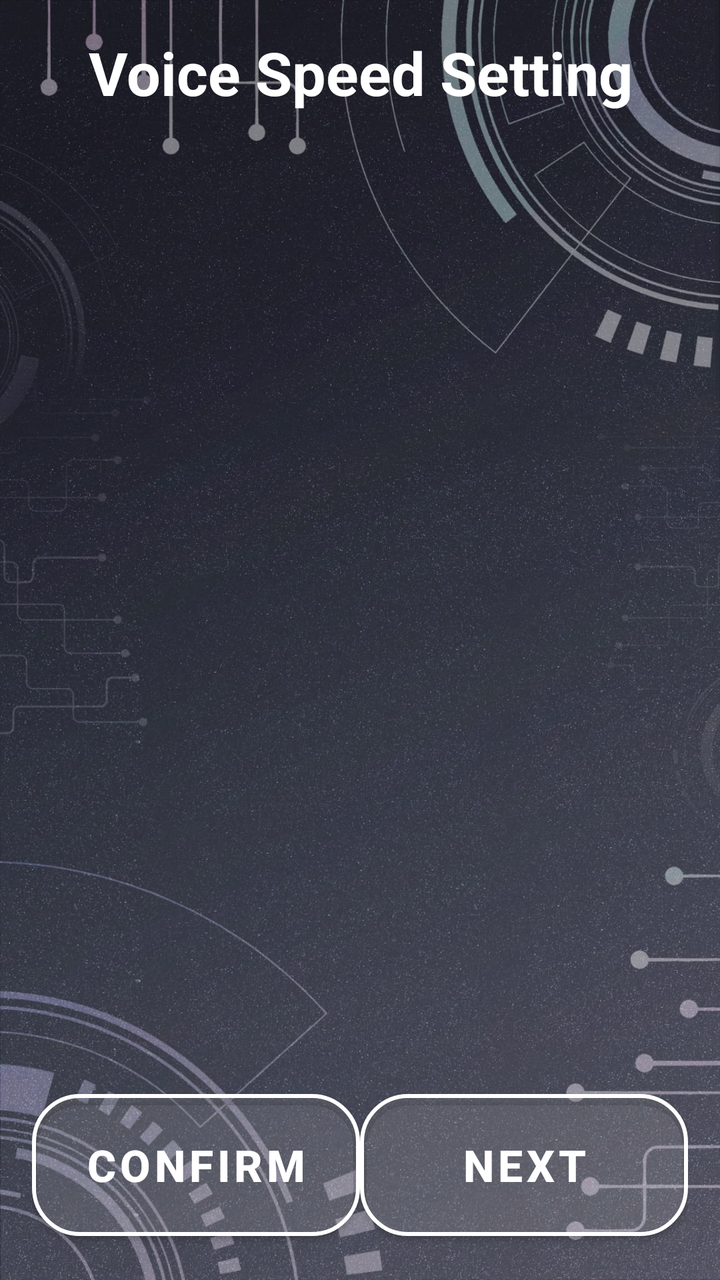
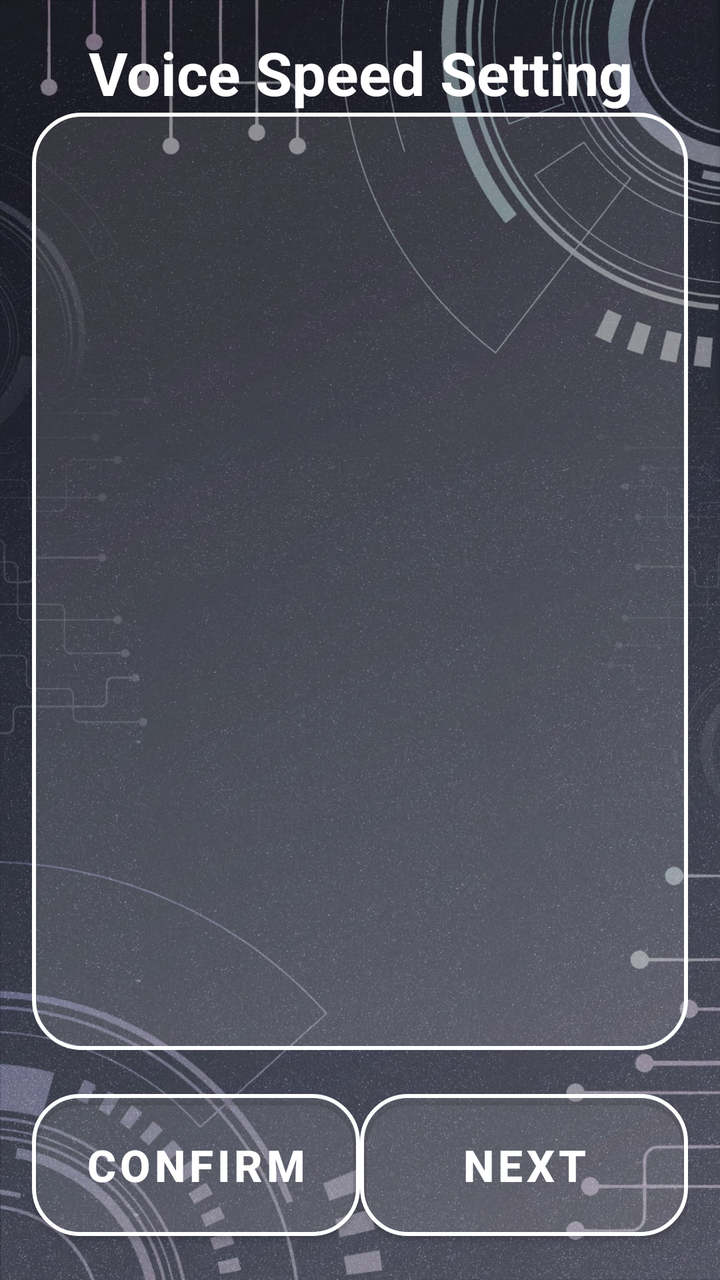

Screens rendered from an Android XML layout before and after an edit, with the pre-edit source and the edit as a unified diff.
<!-- AndroidManifest.xml: application theme Theme.VISTA -->
<!-- res/layout/activity_voice_speed_setting.xml -->
<?xml version="1.0" encoding="utf-8"?>
<LinearLayout
    xmlns:android="http://schemas.android.com/apk/res/android"
    xmlns:app="http://schemas.android.com/apk/res-auto"
    xmlns:tools="http://schemas.android.com/tools"
    android:id="@+id/main"
    android:orientation="vertical"
    android:layout_width="match_parent"
    android:layout_height="match_parent"
    android:padding="16sp"
    android:background="@drawable/background">

    <TextView
        android:layout_width="match_parent"
        android:layout_height="wrap_content"
        android:text="@string/VoiceSettingPage_VoiceSpeedSetting"
        android:textSize="30sp"
        android:textStyle="bold"
        android:gravity="center"
        android:textColor="@color/white"/>

    <ListView
        android:id="@+id/lvLanguageSpeedSetting"
        android:layout_width="match_parent"
        android:layout_height="0dp"
        android:layout_weight="1"/>

    
    <LinearLayout
        android:orientation="horizontal"
        android:layout_width="match_parent"
        android:layout_height="wrap_content"
        android:gravity="bottom"
        android:layout_marginTop="16dp"
        android:weightSum="2">

        
        <com.google.android.material.button.MaterialButton
            android:id="@+id/btnLanguageSpeedConfirm"
            style="@style/SemiTransparentRoundedButton"
            android:layout_width="0dp"
            android:layout_height="83dp"
            android:layout_weight="1"
            android:text="@string/btn_Confirm"
            android:textSize="22sp"
            android:textStyle="bold" />

        
        <com.google.android.material.button.MaterialButton
            android:id="@+id/btnLanguageSpeedNext"
            style="@style/SemiTransparentRoundedButton"
            android:layout_width="0dp"
            android:layout_height="83dp"
            android:layout_weight="1"
            android:text="@string/btn_next"
            android:textSize="22sp"
            android:textStyle="bold" />
    </LinearLayout>
</LinearLayout>
<!-- resources referenced by this layout -->
<resources>
  <color name="white">#FFFFFF</color>
  <!-- drawable background: jpeg bitmap (drawable, 288114 bytes) -->
  <string name="VoiceSettingPage_VoiceSpeedSetting">Voice Speed Setting</string>
  <string name="btn_Confirm">Confirm</string>
  <string name="btn_next">Next</string>
  <style name="SemiTransparentRoundedButton" parent="Widget.MaterialComponents.Button">
          <item name="android:textColor">#FFFFFF</item>
          <item name="background">@drawable/button_selector</item> 
          <item name="cornerRadius">24dp</item>
          <item name="strokeColor">#FFFFFF</item>
          <item name="strokeWidth">2dp</item>
          <item name="backgroundTint">#20FFFFFF</item> 
      </style>
  <style name="Theme.VISTA" parent="Theme.MaterialComponents.Light.NoActionBar">
          
          <item name="colorPrimary">@color/semi_transparent_white</item>
          <item name="colorPrimaryVariant">@color/semi_transparent_white</item>
          <item name="colorOnPrimary">@color/white</item>
          
      </style>
  <!-- drawable button_selector (drawable) -->
  <?xml version="1.0" encoding="utf-8"?>
  <selector xmlns:android="http://schemas.android.com/apk/res/android">
      
      <item android:state_pressed="true">
          <shape android:shape="rectangle">
              <solid android:color="#20FFFFFF" /> 
              <stroke android:width="2dp" android:color="#FFFFFF" />
              <corners android:radius="24dp" />
          </shape>
      </item>
  
      
      <item android:state_selected="true">
          <shape android:shape="rectangle">
              <solid android:color="#FFFF00" /> 
              <stroke android:width="2dp" android:color="#FFFFFF" />
              <corners android:radius="24dp" />
          </shape>
      </item>
  
      
      <item>
          <shape android:shape="rectangle">
              <solid android:color="#20FFFFFF" /> 
              <stroke android:width="2dp" android:color="#FFFFFF" />
              <corners android:radius="24dp" />
          </shape>
      </item>
  </selector>
  <color name="semi_transparent_white">#80FFFFFF</color>
</resources>

<!-- the commit's change to res/layout/activity_voice_speed_setting.xml (unified diff, before → after) -->
@@ -23,7 +23,9 @@
         android:id="@+id/lvLanguageSpeedSetting"
         android:layout_width="match_parent"
         android:layout_height="0dp"
-        android:layout_weight="1"/>
+        android:layout_weight="1"
+        android:background="@drawable/list_item_border"
+        android:divider="@drawable/custom_divider"/>
 
     
     <LinearLayout
<!-- resource entries referenced after the edit -->
@@ -2,6 +2,32 @@
 <resources>
   <color name="white">#FFFFFF</color>
   <!-- drawable background: jpeg bitmap (drawable, 288114 bytes) -->
+  <!-- drawable custom_divider (drawable) -->
+  <?xml version="1.0" encoding="utf-8"?>
+  <shape xmlns:android="http://schemas.android.com/apk/res/android" android:shape="rectangle">
+      <size android:height="1dp" /> 
+      <solid android:color="#FFFFFF" /> 
+  </shape>
+  <!-- drawable list_item_border (drawable) -->
+  <?xml version="1.0" encoding="utf-8"?>
+  <shape xmlns:android="http://schemas.android.com/apk/res/android" android:shape="rectangle">
+  
+      
+      <stroke
+          android:width="2dp"
+          android:color="#FFFFFF" />
+  
+      <corners android:radius="24dp" />
+  
+      <padding
+          android:left="8dp"
+          android:top="8dp"
+          android:right="8dp"
+          android:bottom="8dp" />
+  
+      <solid android:color="#20FFFFFF" />
+  
+  </shape>
   <string name="VoiceSettingPage_VoiceSpeedSetting">Voice Speed Setting</string>
   <string name="btn_Confirm">Confirm</string>
   <string name="btn_next">Next</string>
